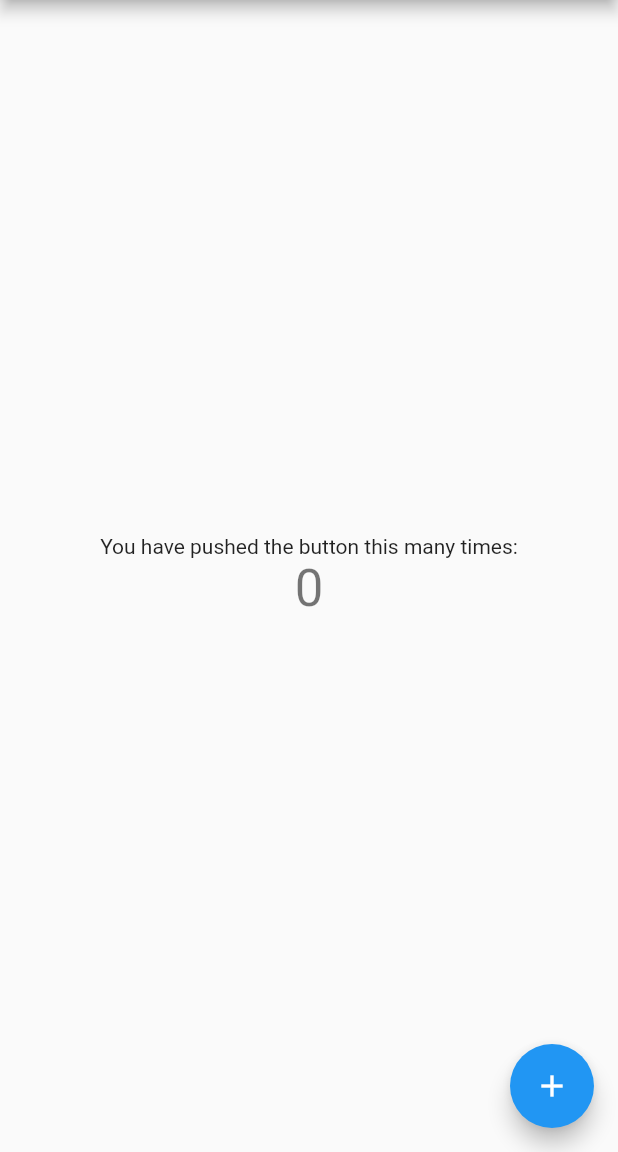
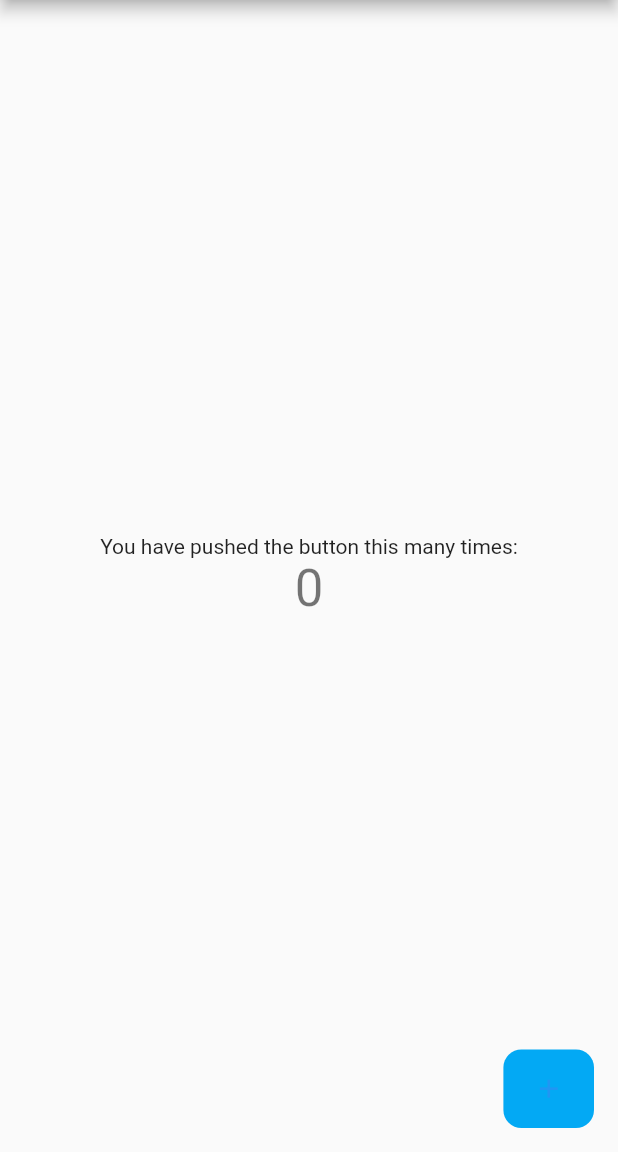
Before and after one commit to Lukasbk21/Sportfest, a Flutter app: the screen it shows after launch, on a phone screen of 412 x 824 dp, the part 84-1236 px from its top. Run offline on Flutter 3.47's test engine with Material 2 defaults, Android fonts, the phone set to English and light mode, and no system bars.

Commit message:
adCupertinoTo import
A little ecperimenting with cupertino

```diff
--- a/lib/main.dart
+++ b/lib/main.dart
@@ -1,4 +1,5 @@
 import 'package:flutter/material.dart';
+import 'package:flutter/cupertino.dart';
 
 void main() {
   runApp(MyApp());
@@ -103,10 +104,10 @@ class _MyHomePageState extends State<MyHomePage> {
           ],
         ),
       ),
-      floatingActionButton: FloatingActionButton(
+      floatingActionButton: CupertinoButton(
         onPressed: _incrementCounter,
-        tooltip: 'Increment',
         child: Icon(Icons.add),
+        color: Colors.lightBlue,
       ), // This trailing comma makes auto-formatting nicer for build methods.
     );
   }
```
Also changed, not shown: pubspec.lock.
